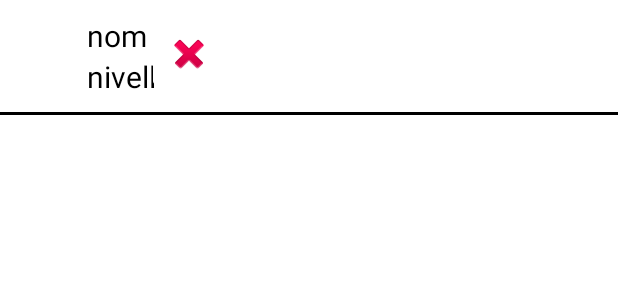
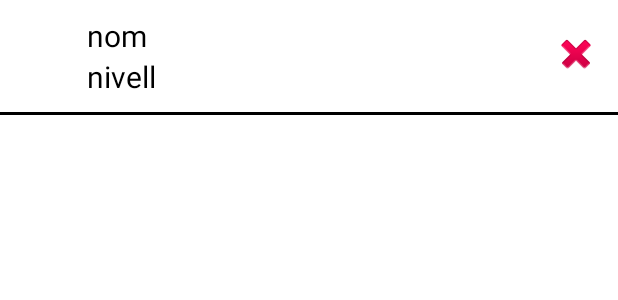
Before and after one commit to a22samgarhur/Projecto2Android, an Android app: the layout item_alumno_view.xml on its own in the app's theme, with its tools: preview values and no code run, on a phone screen of 412 x 824 dp. Shown: the top 300 px of the screen. Run offline under Robolectric (Android 15) with nearby library versions, the light colour scheme and no system bars; network calls fail.

Commit message:
Puesto boton a la derecha del todo

```diff
--- a/app/src/main/res/layout/item_alumno_view.xml
+++ b/app/src/main/res/layout/item_alumno_view.xml
@@ -45,7 +45,7 @@
         android:id="@+id/imageButtonQuitarAlumno"
         android:layout_width="wrap_content"
         android:layout_height="wrap_content"
-        android:layout_toEndOf="@id/nomAlumnoView"
+        android:layout_alignParentEnd="true"
         android:backgroundTint="#FFFFFF"
         app:srcCompat="@android:drawable/ic_delete" />
 
```
